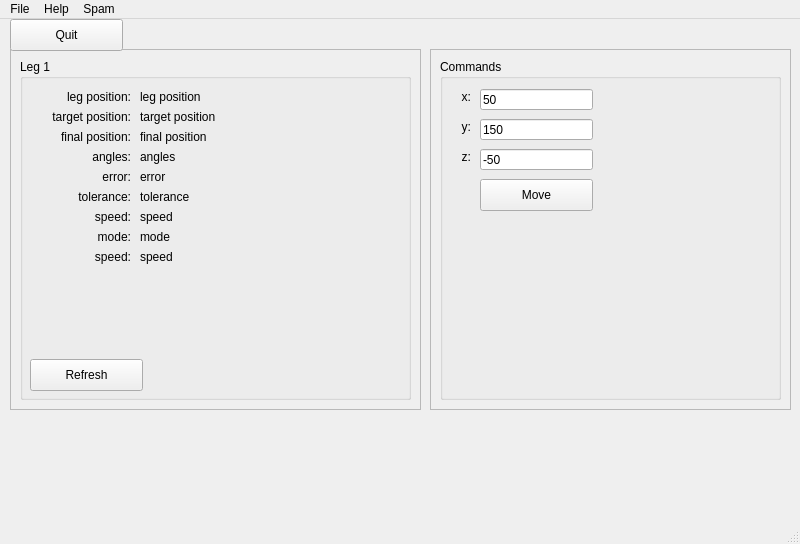
Before: the Qt Designer form ui/main_window.ui in h3nnn4n/hexapod_remote, drawn with Qt 5.
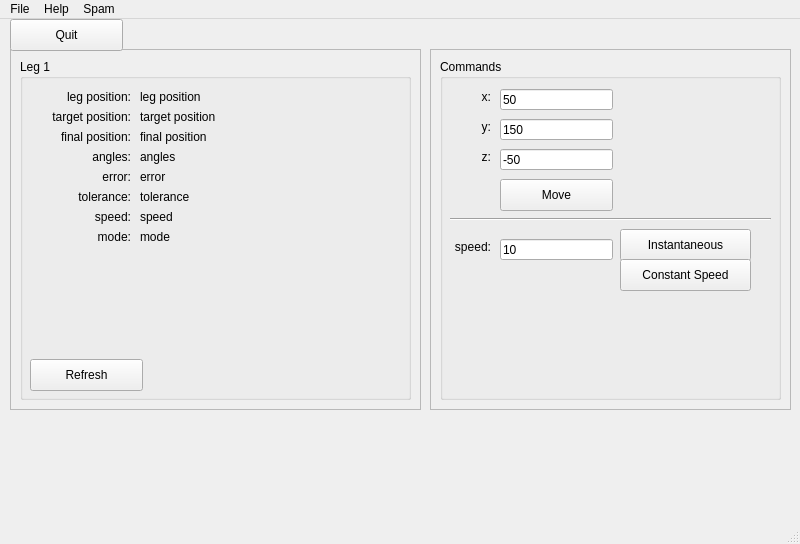
After: the same form once the commit is applied.

Commit message: Add leg mode and speed controls

```diff
--- a/ui/main_window.ui
+++ b/ui/main_window.ui
@@ -215,35 +215,6 @@
        <set>Qt::AlignRight|Qt::AlignTrailing|Qt::AlignVCenter</set>
       </property>
      </widget>
-     <widget class="QLabel" name="leg1_speed_label_2">
-      <property name="geometry">
-       <rect>
-        <x>120</x>
-        <y>190</y>
-        <width>211</width>
-        <height>16</height>
-       </rect>
-      </property>
-      <property name="text">
-       <string>speed</string>
-      </property>
-     </widget>
-     <widget class="QLabel" name="leg1_error_label_6">
-      <property name="geometry">
-       <rect>
-        <x>10</x>
-        <y>190</y>
-        <width>101</width>
-        <height>16</height>
-       </rect>
-      </property>
-      <property name="text">
-       <string>speed:</string>
-      </property>
-      <property name="alignment">
-       <set>Qt::AlignRight|Qt::AlignTrailing|Qt::AlignVCenter</set>
-      </property>
-     </widget>
      <widget class="QLabel" name="leg1_mode_label">
       <property name="geometry">
        <rect>
@@ -360,7 +331,7 @@
      <widget class="QPushButton" name="pushButton_leg1_move">
       <property name="geometry">
        <rect>
-        <x>40</x>
+        <x>60</x>
         <y>120</y>
         <width>113</width>
         <height>32</height>
@@ -373,7 +344,7 @@
      <widget class="QLineEdit" name="lineEdit_leg1_x">
       <property name="geometry">
        <rect>
-        <x>40</x>
+        <x>60</x>
         <y>30</y>
         <width>113</width>
         <height>21</height>
@@ -386,7 +357,7 @@
      <widget class="QLineEdit" name="lineEdit_leg1_y">
       <property name="geometry">
        <rect>
-        <x>40</x>
+        <x>60</x>
         <y>60</y>
         <width>113</width>
         <height>21</height>
@@ -399,7 +370,7 @@
      <widget class="QLineEdit" name="lineEdit_leg1_z">
       <property name="geometry">
        <rect>
-        <x>40</x>
+        <x>60</x>
         <y>90</y>
         <width>113</width>
         <height>21</height>
@@ -414,7 +385,7 @@
        <rect>
         <x>10</x>
         <y>30</y>
-        <width>21</width>
+        <width>41</width>
         <height>16</height>
        </rect>
       </property>
@@ -430,7 +401,7 @@
        <rect>
         <x>10</x>
         <y>60</y>
-        <width>21</width>
+        <width>41</width>
         <height>16</height>
        </rect>
       </property>
@@ -446,7 +417,7 @@
        <rect>
         <x>10</x>
         <y>90</y>
-        <width>21</width>
+        <width>41</width>
         <height>16</height>
        </rect>
       </property>
@@ -457,6 +428,74 @@
        <set>Qt::AlignRight|Qt::AlignTrailing|Qt::AlignVCenter</set>
       </property>
      </widget>
+     <widget class="QPushButton" name="pushButton_leg1_instantaneous">
+      <property name="geometry">
+       <rect>
+        <x>180</x>
+        <y>170</y>
+        <width>131</width>
+        <height>32</height>
+       </rect>
+      </property>
+      <property name="text">
+       <string>Instantaneous</string>
+      </property>
+     </widget>
+     <widget class="QPushButton" name="pushButton_leg1_constant_speed">
+      <property name="geometry">
+       <rect>
+        <x>180</x>
+        <y>200</y>
+        <width>131</width>
+        <height>32</height>
+       </rect>
+      </property>
+      <property name="text">
+       <string>Constant Speed</string>
+      </property>
+     </widget>
+     <widget class="QLabel" name="label_4">
+      <property name="geometry">
+       <rect>
+        <x>10</x>
+        <y>180</y>
+        <width>41</width>
+        <height>16</height>
+       </rect>
+      </property>
+      <property name="text">
+       <string>speed:</string>
+      </property>
+      <property name="alignment">
+       <set>Qt::AlignRight|Qt::AlignTrailing|Qt::AlignVCenter</set>
+      </property>
+     </widget>
+     <widget class="QLineEdit" name="lineEdit_leg1_speed">
+      <property name="geometry">
+       <rect>
+        <x>60</x>
+        <y>180</y>
+        <width>113</width>
+        <height>21</height>
+       </rect>
+      </property>
+      <property name="text">
+       <string>10</string>
+      </property>
+     </widget>
+     <widget class="Line" name="line">
+      <property name="geometry">
+       <rect>
+        <x>10</x>
+        <y>150</y>
+        <width>321</width>
+        <height>20</height>
+       </rect>
+      </property>
+      <property name="orientation">
+       <enum>Qt::Horizontal</enum>
+      </property>
+     </widget>
     </widget>
    </widget>
   </widget>
```
The commit also changes 1 other file.
